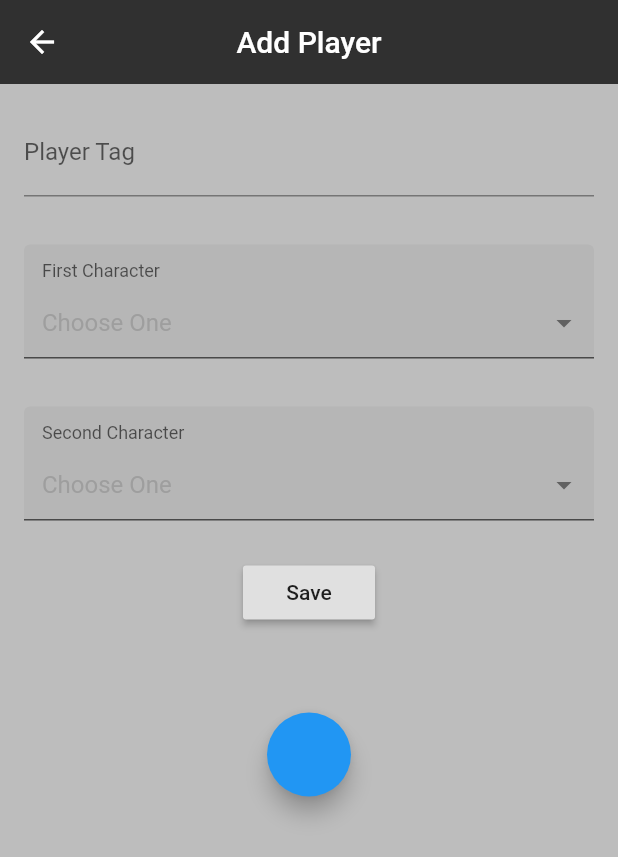
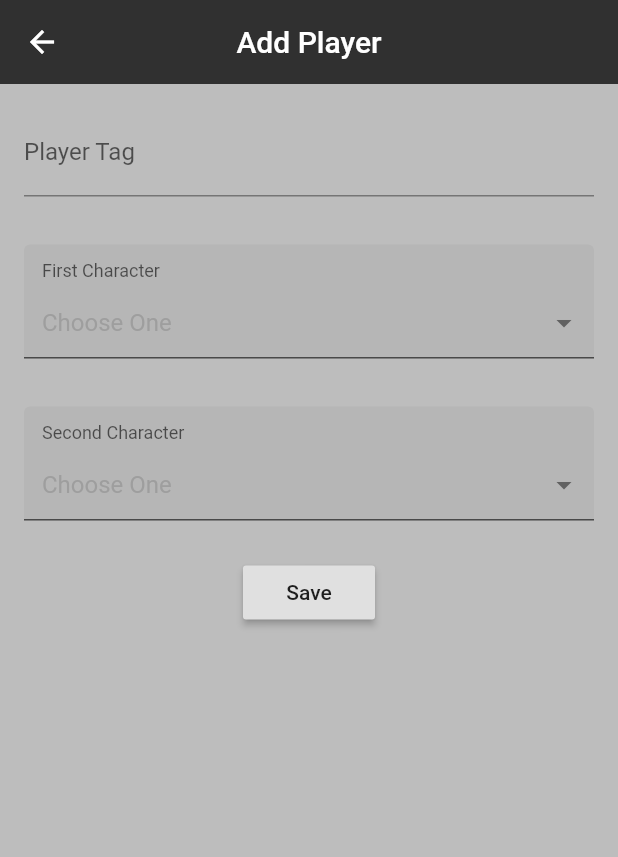
Before and after one commit to aking618/smash_tracker, a Flutter app: the AddPlayer screen opened by its route, on a phone screen of 412 x 824 dp. Shown: the top 857 px of the screen. Run offline on Flutter 3.47's test engine with Material 2 defaults, Android fonts, the phone set to English and light mode, and no system bars; our stand-ins replace flutter_spinkit; generated files the repository leaves out were written again.

Commit message:
Player_card button work / Added ToDos

```diff
--- a/lib/services/add_dropdown_service.dart
+++ b/lib/services/add_dropdown_service.dart
@@ -809,15 +809,11 @@ class _AddPlayerState extends State<AddPlayer> {
                 onPressed: _saveForm,
               ),
             ),
-            Container(
-              padding: EdgeInsets.all(16),
-              child: Text('$_myChar1Result $_myChar2Result'),
-            ),
-            FloatingActionButton(
-              onPressed: () {
-                print('tag: $playerName myChar1: $_myChar1Result, myChar2: $_myChar2Result');
-              },
-            )
+//            FloatingActionButton(
+//              onPressed: () {
+//                print('tag: $playerName myChar1: $_myChar1Result, myChar2: $_myChar2Result');
+//              },
+//            )
           ],
         ),
       ),
```
Also changed, not shown: lib/pages/player_card.dart (+19 -7 lines).
